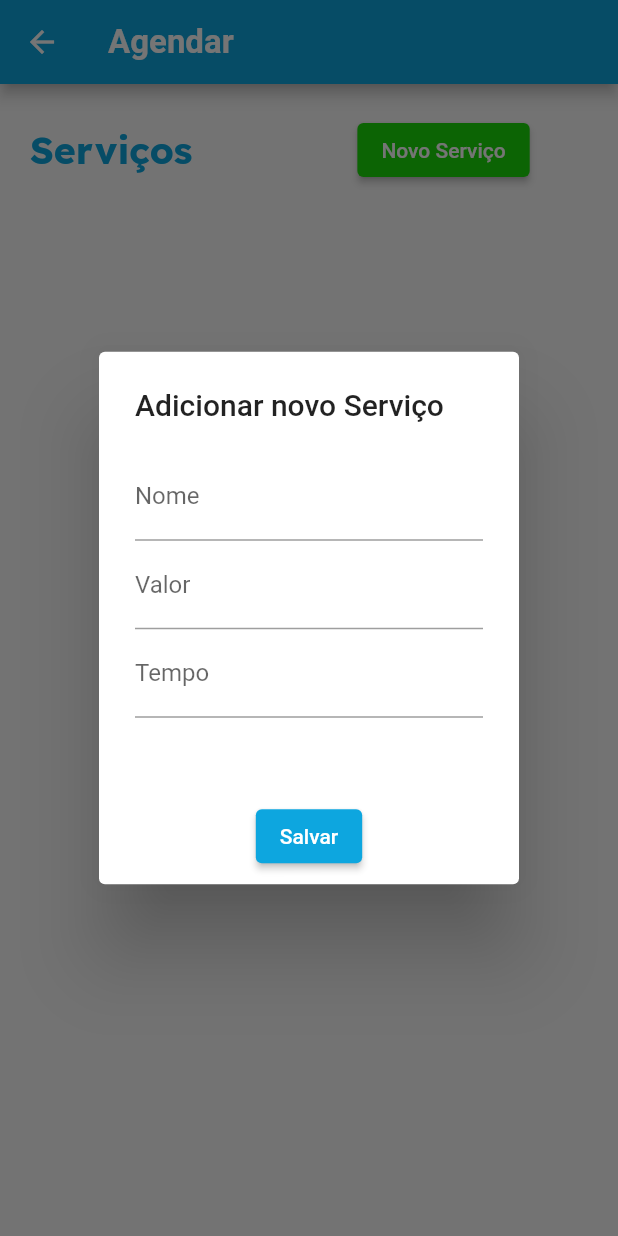
After one commit to joaoMouravitor/eBarber, a Flutter app: the Services screen opened directly, after a tap on "Novo Serviço", on a phone screen of 412 x 824 dp. The commit adds this screen. Run offline on Flutter 3.47's test engine with Material 2 defaults, Android fonts, the phone set to English and light mode, and no system bars; our stand-ins replace google_fonts.

Commit message:
Adding Services Page

```diff
--- a/lib/main.dart
+++ b/lib/main.dart
@@ -1,17 +1,21 @@
+import 'package:ebarber/services.dart';
 import 'package:flutter/material.dart';
 
 import 'home.dart';
 
 void main() {
-  runApp(Main());
+  runApp(const Main());
 }
 
 class Main extends StatelessWidget {
+  const Main({Key? key}) : super(key: key);
+
   @override
   Widget build(BuildContext context) {
     return MaterialApp(
       title: 'Lista de Tarefas',
       home: Home(),
+      debugShowCheckedModeBanner: false,
     );
   }
 }
--- /dev/null
+++ b/lib/models/service.dart
@@ -0,0 +1,8 @@
+class Service {
+  String title;
+  String price;
+  String time;
+
+  Service(this.title, this.price, this.time);
+
+}
--- /dev/null
+++ b/lib/services.dart
@@ -0,0 +1,161 @@
+import 'package:ebarber/models/service.dart';
+import 'package:ebarber/times.dart';
+import 'package:flutter/material.dart';
+import 'package:google_fonts/google_fonts.dart';
+
+class Services extends StatefulWidget {
+  const Services({Key? key}) : super(key: key);
+
+  @override
+  State<Services> createState() => _ServicesState();
+}
+
+class _ServicesState extends State<Services> {
+  static final titleController = TextEditingController();
+  static final priceController = TextEditingController();
+  static final timeController = TextEditingController();
+  final list = [];
+
+  save() {
+    Service service = Service(
+        titleController.text, priceController.text, timeController.text);
+    setState(() {
+      list.add(service);
+    });
+
+    titleController.clear();
+    priceController.clear();
+    timeController.clear();
+
+    Navigator.of(context).pop();
+  }
+
+  add() {
+    return showDialog(
+        context: context,
+        builder: (_) {
+          return AlertDialog(
+            title: Text('Adicionar novo Serviço'),
+            content: SizedBox(
+              height: 200,
+              width: 200,
+              child: Column(children: [
+                TextField(
+                  controller: titleController,
+                  decoration: InputDecoration(labelText: 'Nome'),
+                ),
+                TextField(
+                  controller: priceController,
+                  decoration: InputDecoration(labelText: 'Valor'),
+                ),
+                TextField(
+                  controller: timeController,
+                  decoration: InputDecoration(labelText: 'Tempo'),
+                )
+              ]),
+            ),
+            actions: [
+              Center(
+                child: ElevatedButton(
+                  onPressed: () {
+                    save();
+                  },
+                  child: Text('Salvar'),
+                  style: ElevatedButton.styleFrom(primary: Color(0xFF0DA6DF)),
+                ),
+              ),
+            ],
+          );
+        });
+  }
+
+  @override
+  Widget build(BuildContext context) {
+    return Scaffold(
+      appBar: AppBar(
+        title: Text(
+          'Agendar',
+          style: TextStyle(fontWeight: FontWeight.bold, fontSize: 22),
+        ),
+        backgroundColor: Color(0xFF0DA6DF),
+      ),
+      body: Column(
+        children: [
+          Container(
+            padding: EdgeInsets.all(20),
+            child: Row(
+              children: [
+                Text("Serviços",
+                    style: GoogleFonts.lexend(
+                      textStyle: const TextStyle(
+                          fontWeight: FontWeight.bold,
+                          fontSize: 25,
+                          color: Color(0xFF0DA6DF)),
+                    )),
+                SizedBox(
+                  width: 110,
+                ),
+                ElevatedButton(
+                  onPressed: () {
+                    add();
+                  },
+                  child: Text("Novo Serviço"),
+                  style: ElevatedButton.styleFrom(
+                    primary: Color(0xFF1AD909),
+                  ),
+                ),
+              ],
+            ),
+          ),
+          Expanded(
+            child: ListView.separated(
+                padding: const EdgeInsets.all(15),
+                itemBuilder: (BuildContext context, int index) {
+                  return Container(
+                    height: 80,
+                    //decoration: BoxDecoration(
+                    //    color: Color(0xFFBCBFC1),
+                    //    borderRadius: BorderRadius.circular(15)),
+                    child: ListTile(
+                      title: Text(
+                        list[index].title,
+                        style: TextStyle(
+                            fontSize: 20,
+                            fontWeight: FontWeight.bold,
+                            color: Color(0xFF666666)),
+                      ),
+                      subtitle: Row(
+                        children: [
+                          Text("R\$ ${list[index].price},00",
+                              style: TextStyle(
+                                  color: Color(0xFF0DA6DF),
+                                  fontWeight: FontWeight.bold)),
+                          SizedBox(
+                            width: 20,
+                          ),
+                          Text("${list[index].time}min")
+                        ],
+                      ),
+                      trailing: ElevatedButton(
+                        onPressed: () {
+                          Navigator.push(
+                            context,
+                            MaterialPageRoute(
+                                builder: (context) => const Times()),
+                          );
+                        },
+                        child: Text("Agendar"),
+                      ),
+                    ),
+                  );
+                },
+                separatorBuilder: (BuildContext context, int index) {
+                  return Divider();
+                },
+                itemCount: list.length),
+          ),
+        ],
+      ),
+    );
+  }
+}
```
Also changed, not shown: lib/home.dart (+3 -44 lines), lib/menu.dart (added, +61 -0 lines), lib/times.dart (added, +69 -0 lines), 1 other file.
